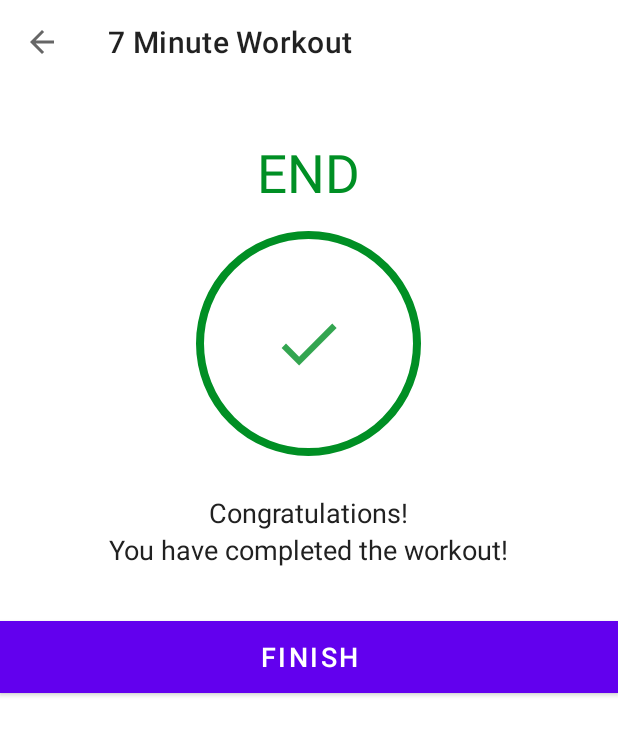
After one commit to emailman/7MinuteWorkout, an Android app: the FinishActivity screen opened directly, with no data from a screen before it, on a phone screen of 412 x 824 dp. The commit adds this screen. Shown: the top 735 px of the screen. Run offline under Robolectric (Android 15) with nearby library versions, the phone set to English and light mode, and no system bars.

```diff
--- a/app/src/main/AndroidManifest.xml
+++ b/app/src/main/AndroidManifest.xml
@@ -11,6 +11,12 @@
         android:supportsRtl="true"
         android:theme="@style/Theme.7MinuteWorkout"
         tools:targetApi="31">
+        <activity
+            android:name=".FinishActivity"
+            android:exported="true"
+            android:screenOrientation="portrait"
+            android:theme="@style/Theme.MaterialComponents.Light.NoActionBar"
+            />
         <activity
             android:name=".ExerciseActivity"
             android:exported="false">
--- a/app/src/main/java/edu/mailman/a7minuteworkout/ExerciseActivity.kt
+++ b/app/src/main/java/edu/mailman/a7minuteworkout/ExerciseActivity.kt
@@ -1,5 +1,6 @@
 package edu.mailman.a7minuteworkout
 
+import android.content.Intent
 import android.media.MediaPlayer
 import android.net.Uri
 import androidx.appcompat.app.AppCompatActivity
@@ -7,7 +8,6 @@ import android.os.Bundle
 import android.os.CountDownTimer
 import android.speech.tts.TextToSpeech
 import android.view.View
-import android.widget.Toast
 import androidx.recyclerview.widget.LinearLayoutManager
 import edu.mailman.a7minuteworkout.databinding.ActivityExerciseBinding
 
@@ -17,9 +17,12 @@ class ExerciseActivity : AppCompatActivity() {
 
     private var restTimer: CountDownTimer? = null
     private var restProgress = 0
+    private var restTimeDuration: Long = 1
 
     private var exerciseTimer: CountDownTimer? = null
     private var exerciseProgress = 0
+    private var exerciseTimeDuration: Long = 1
+
 
     private var exerciseList: ArrayList<ExerciseModel>? = null
     private var currentExercisePosition = -1
@@ -112,7 +115,7 @@ class ExerciseActivity : AppCompatActivity() {
     private fun setRestProgressBar() {
         binding?.progressBar?.progress = restProgress
 
-        restTimer = object : CountDownTimer(2_000, 1_000) {
+        restTimer = object : CountDownTimer(restTimeDuration * 1000, 1_000) {
             override fun onTick(p0: Long) {
                 restProgress++
                 binding?.progressBar?.progress = 10 - restProgress
@@ -132,7 +135,8 @@ class ExerciseActivity : AppCompatActivity() {
     private fun setExerciseProgressBar() {
         binding?.progressBarExercise?.progress = exerciseProgress
 
-        exerciseTimer = object : CountDownTimer(5_000, 1_000) {
+        exerciseTimer = object : CountDownTimer(
+            exerciseTimeDuration * 1000, 1_000) {
             override fun onTick(p0: Long) {
                 exerciseProgress++
                 binding?.progressBarExercise?.progress = 30 - exerciseProgress
@@ -140,15 +144,18 @@ class ExerciseActivity : AppCompatActivity() {
             }
 
             override fun onFinish() {
-                exerciseList!![currentExercisePosition].setIsSelected(false)
-                exerciseList!![currentExercisePosition].setIsCompleted(true)
 
-                exerciseAdapter!!.notifyDataSetChanged()
                 if (currentExercisePosition < exerciseList?.size!! - 1) {
+                    exerciseList!![currentExercisePosition].setIsSelected(false)
+                    exerciseList!![currentExercisePosition].setIsCompleted(true)
+                    exerciseAdapter!!.notifyDataSetChanged()
+
                     setupRestView()
                 } else {
-                    Toast.makeText(this@ExerciseActivity,
-                    "Congratulations! Workout complete!", Toast.LENGTH_LONG).show()
+                    finish()
+                    val intent = Intent(this@ExerciseActivity,
+                        FinishActivity::class.java)
+                    startActivity(intent)
                 }
             }
         }.start()
--- /dev/null
+++ b/app/src/main/java/edu/mailman/a7minuteworkout/FinishActivity.kt
@@ -0,0 +1,29 @@
+package edu.mailman.a7minuteworkout
+
+import android.os.Bundle
+import androidx.appcompat.app.AppCompatActivity
+import edu.mailman.a7minuteworkout.databinding.ActivityFinishBinding
+
+class FinishActivity  : AppCompatActivity() {
+    private var binding: ActivityFinishBinding? = null
+
+    override fun onCreate(savedInstanceState: Bundle?) {
+        super.onCreate(savedInstanceState)
+        binding = ActivityFinishBinding.inflate(layoutInflater)
+        setContentView(binding?.root)
+
+        setSupportActionBar(binding?.toolbarFinishActivity)
+
+        if (supportActionBar != null) {
+            supportActionBar?.setDisplayHomeAsUpEnabled(true)
+        }
+
+        binding?.toolbarFinishActivity?.setNavigationOnClickListener{
+            onBackPressed()
+        }
+
+        binding?.btnFinish?.setOnClickListener {
+            finish()
+        }
+    }
+}
--- /dev/null
+++ b/app/src/main/res/drawable/ic_action_done.xml
@@ -0,0 +1,11 @@
+<vector xmlns:android="http://schemas.android.com/apk/res/android"
+    android:width="24dp"
+    android:height="24dp"
+    android:viewportWidth="24"
+    android:viewportHeight="24"
+    android:tint="#008F24"
+    android:alpha="0.8">
+    <path
+        android:fillColor="#FF000000"
+        android:pathData="M9,16.2L4.8,12l-1.4,1.4L9,19 21,7l-1.4,-1.4L9,16.2z"/>
+</vector>
--- a/app/src/main/res/drawable/item_color_accent_border_ripple_background.xml
+++ b/app/src/main/res/drawable/item_color_accent_border_ripple_background.xml
@@ -8,7 +8,7 @@
         </shape>
     </item>
 
-    <item android:drawable="@drawable/item_circular_accent_border" />
+    <item android:drawable="@drawable/item_circular_color_accent_border" />
 
 
 </ripple>
--- a/app/src/main/res/layout/activity_exercise.xml
+++ b/app/src/main/res/layout/activity_exercise.xml
@@ -32,7 +32,7 @@
         android:layout_width="100dp"
         android:layout_height="100dp"
         android:layout_marginTop="10dp"
-        android:background="@drawable/item_circular_accent_border"
+        android:background="@drawable/item_circular_color_accent_border"
         app:layout_constraintEnd_toEndOf="parent"
         app:layout_constraintStart_toStartOf="parent"
         app:layout_constraintBottom_toBottomOf="parent"
@@ -127,7 +127,7 @@
         android:layout_marginTop="10dp"
         android:visibility="gone"
         tools:visibility="visible"
-        android:background="@drawable/item_circular_accent_border"
+        android:background="@drawable/item_circular_color_accent_border"
         app:layout_constraintEnd_toEndOf="parent"
         app:layout_constraintStart_toStartOf="parent"
         app:layout_constraintTop_toBottomOf="@+id/tvExerciseName" >
--- /dev/null
+++ b/app/src/main/res/layout/activity_finish.xml
@@ -0,0 +1,70 @@
+<?xml version="1.0" encoding="utf-8"?>
+<!--TODO(Step 5 : Design the finish screen layout.)-->
+<!--START-->
+<LinearLayout xmlns:android="http://schemas.android.com/apk/res/android"
+    xmlns:tools="http://schemas.android.com/tools"
+    android:layout_width="match_parent"
+    android:layout_height="match_parent"
+    android:gravity="center_horizontal"
+    android:orientation="vertical"
+    tools:context=".FinishActivity">
+
+    <androidx.appcompat.widget.Toolbar
+        android:id="@+id/toolbar_finish_activity"
+        android:layout_width="match_parent"
+        android:layout_height="?android:attr/actionBarSize"
+        android:background="#FFFFFF" />
+
+    <TextView
+        android:id="@+id/tvEnd"
+        android:layout_width="wrap_content"
+        android:layout_height="wrap_content"
+        android:layout_marginTop="35dp"
+        android:text="END"
+        android:textColor="@color/colorAccent"
+        android:textSize="35sp" />
+
+    <LinearLayout
+        android:layout_width="150dp"
+        android:layout_height="150dp"
+        android:layout_gravity="center"
+        android:layout_marginTop="15dp"
+        android:background="@drawable/item_circular_color_accent_border"
+        android:gravity="center">
+
+        <!--Here the ic_action_done image in added in the drawables folders.-->
+        <ImageView
+            android:layout_width="50dp"
+            android:layout_height="50dp"
+            android:contentDescription="@string/image"
+            android:src="@drawable/ic_action_done" />
+    </LinearLayout>
+
+    <TextView
+        android:layout_width="wrap_content"
+        android:layout_height="wrap_content"
+        android:layout_marginTop="25dp"
+        android:text="@string/congratulations"
+        android:textColor="#212121"
+        android:textSize="18sp" />
+
+    <TextView
+        android:layout_width="wrap_content"
+        android:layout_height="wrap_content"
+        android:text="@string/you_have_completed_the_workout"
+        android:textColor="#212121"
+        android:textSize="18sp" />
+
+    <Button
+        android:id="@+id/btnFinish"
+        android:layout_width="match_parent"
+        android:layout_height="wrap_content"
+        android:layout_gravity="bottom"
+        android:layout_marginTop="35dp"
+        android:background="@color/colorAccent"
+        android:text="FINISH"
+        android:textColor="#FFFFFF"
+        android:textSize="18sp" />
+
+</LinearLayout>
+    <!--END-->
--- a/app/src/main/res/values/strings.xml
+++ b/app/src/main/res/values/strings.xml
@@ -8,4 +8,6 @@
     <string name="exercise_name">Exercise Name</string>
     <string name="image">Image</string>
     <string name="upcoming_exercise">UPCOMING EXERCISE</string>
+    <string name="you_have_completed_the_workout">You have completed the workout!</string>
+    <string name="congratulations">Congratulations!</string>
 </resources>
```
Also changed, not shown: app/src/main/res/drawable/item_circular_color_accent_border.xml (renamed from app/src/main/res/drawable/item_circular_accent_border.xml).
